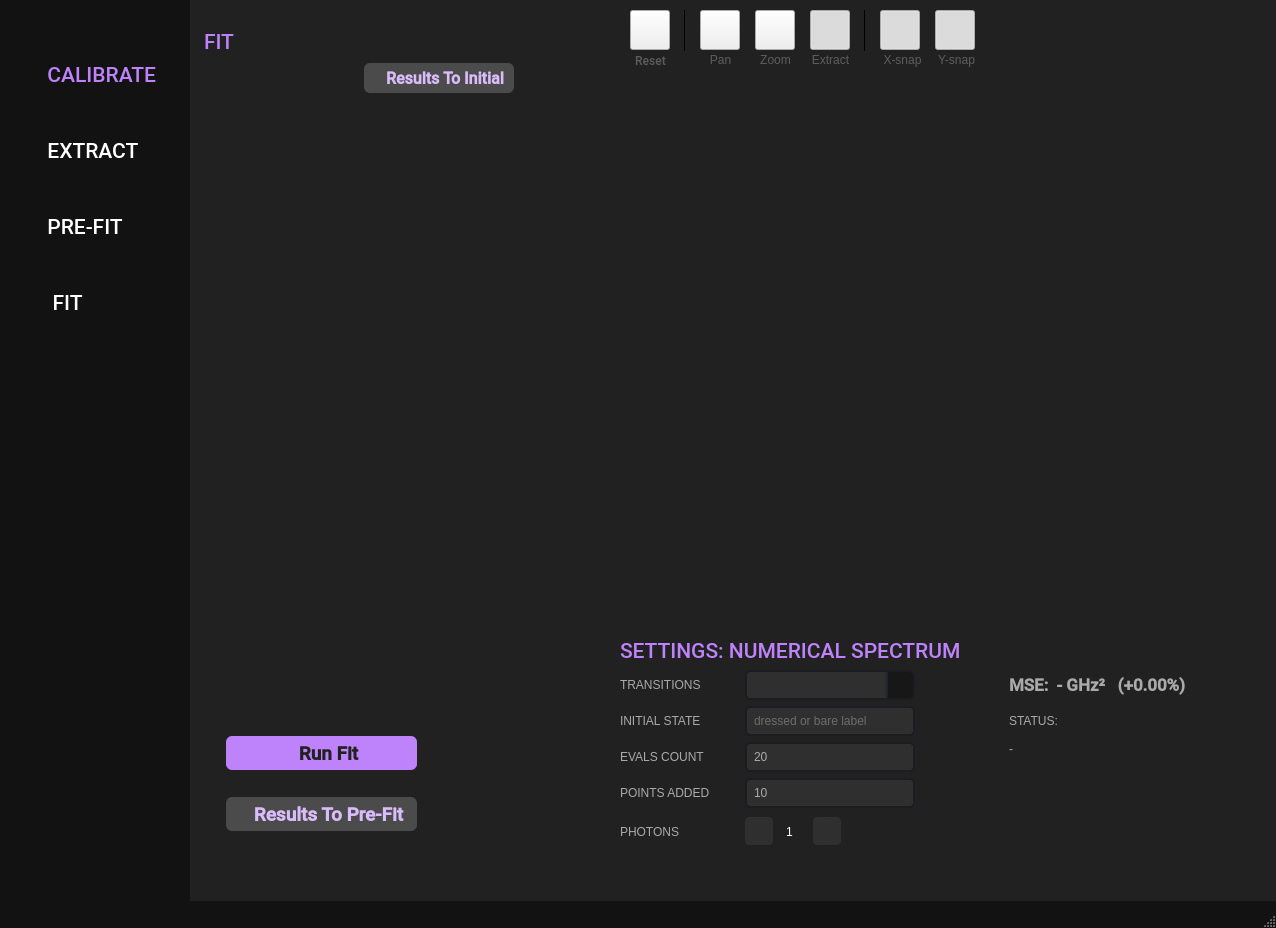
Old version of the form resources/ui_window.ui in the repository scqubits/qfit.
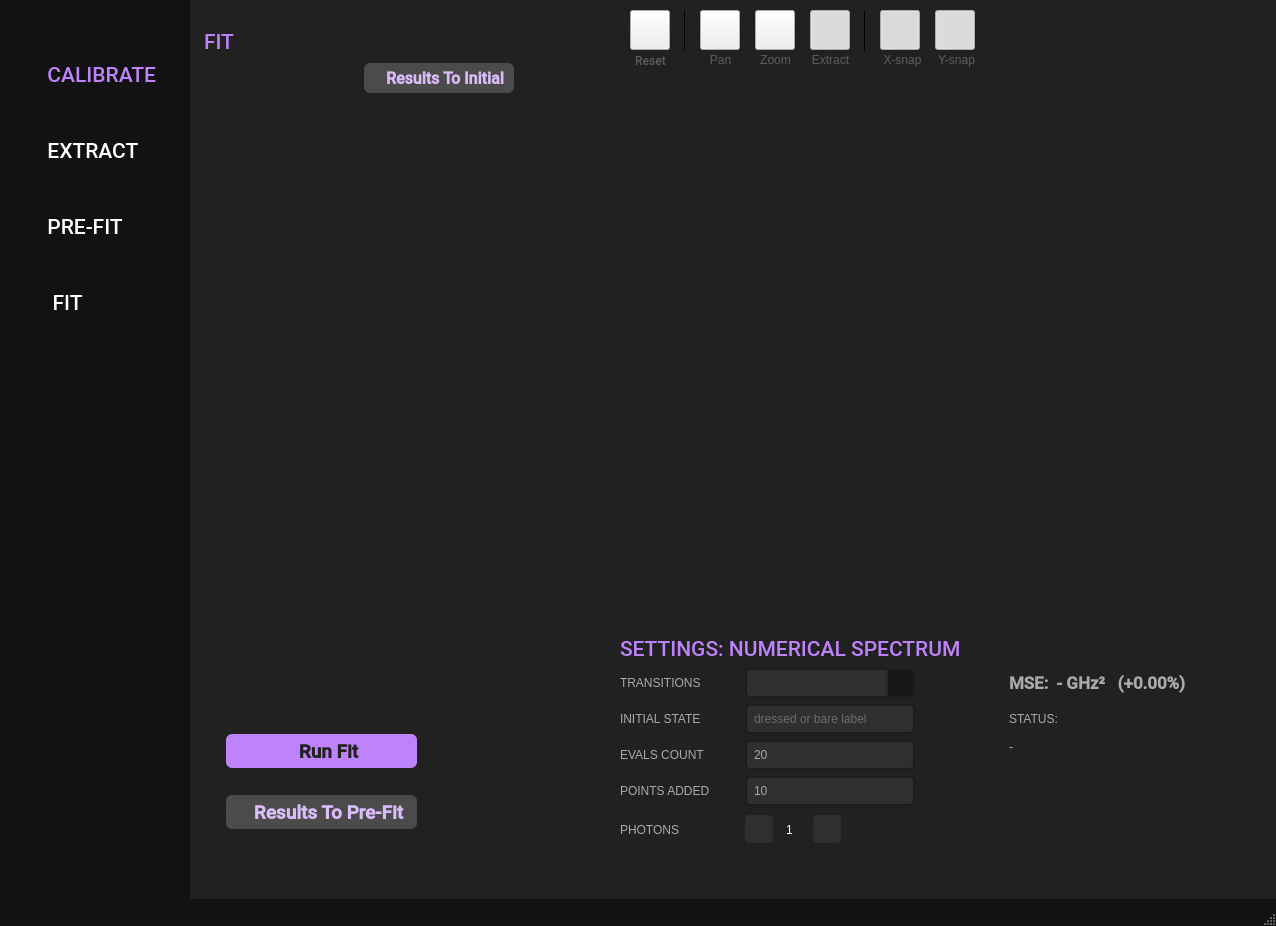
New version of the form. The open tabs and pages were chosen to show the change. Icons and pictures are not drawn. Custom widgets are drawn as their Qt base class.

What changed in the file:
```diff
--- a/resources/ui_window.ui
+++ b/resources/ui_window.ui
@@ -14,7 +14,7 @@
     <x>0</x>
     <y>0</y>
     <width>1276</width>
-    <height>928</height>
+    <height>926</height>
    </rect>
   </property>
   <property name="sizePolicy">
@@ -3583,7 +3583,7 @@
                    <x>0</x>
                    <y>0</y>
                    <width>381</width>
-                   <height>557</height>
+                   <height>555</height>
                   </rect>
                  </property>
                  <layout class="QVBoxLayout" name="verticalLayout_4">
@@ -3679,9 +3679,17 @@
                  <string>Load the fitted parameters to the pre-fit section</string>
                 </property>
                 <property name="styleSheet">
-                 <string notr="true">color: #DBBCFB;
+                 <string notr="true">QPushButton {
+color: #DBBCFB;
 background-color: #4B4B4B;
-border-radius: 6px;</string>
+border-radius: 6px;
+}
+
+QPushButton:pressed {
+color: #A08CB5;
+background-color: #353535;
+icon: url(:/icons/svg/copy-pressed.svg);
+}</string>
                 </property>
                 <property name="text">
                  <string>   Results To Pre-Fit</string>
@@ -3765,9 +3773,15 @@
                  </font>
                 </property>
                 <property name="styleSheet">
-                 <string notr="true">color: #212121;
+                 <string notr="true">QPushButton{
+color: #212121;
 background-color: #BE82FA;
-border-radius: 6px;</string>
+border-radius: 6px;
+}
+
+QPushButton:pressed{
+background-color: #9163BF;
+}</string>
                 </property>
                 <property name="text">
                  <string>   Run Fit</string>
@@ -5825,12 +5839,24 @@
     image: url(:/icons/svg/plus.svg) 1;
 }
 
+QSpinBox::up-arrow:pressed {
+    width: 20px;
+    height: 20px;
+    image: url(:/icons/svg/plus-pressed.svg) 1;
+}
+
 QSpinBox::down-arrow {
     image: url(:/icons/svg/minus.svg) 1;
     width: 20px;
     height: 20px;
 }
 
+QSpinBox::down-arrow:pressed {
+    image: url(:/icons/svg/minus-pressed.svg) 1;
+    width: 20px;
+    height: 20px;
+}
+
 QSpinBox::up-button:pressed {
     background-color: #1E1E1E;
 }
```
Left out of the diff: 118 changed lines with no effect on the pictures.
